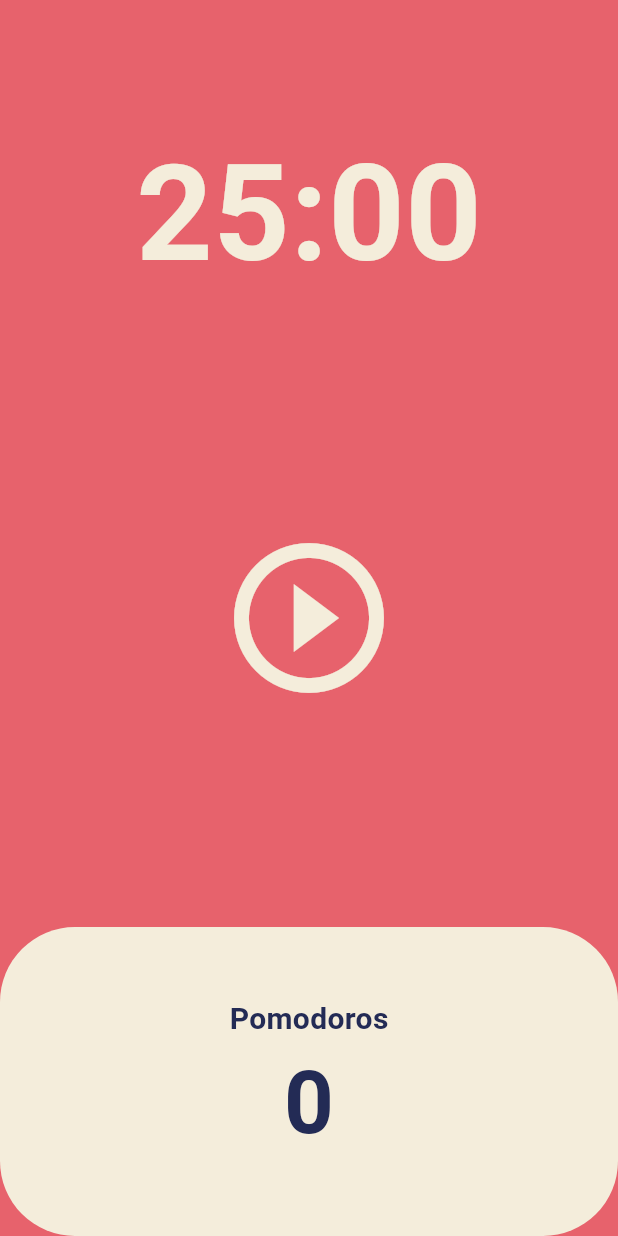
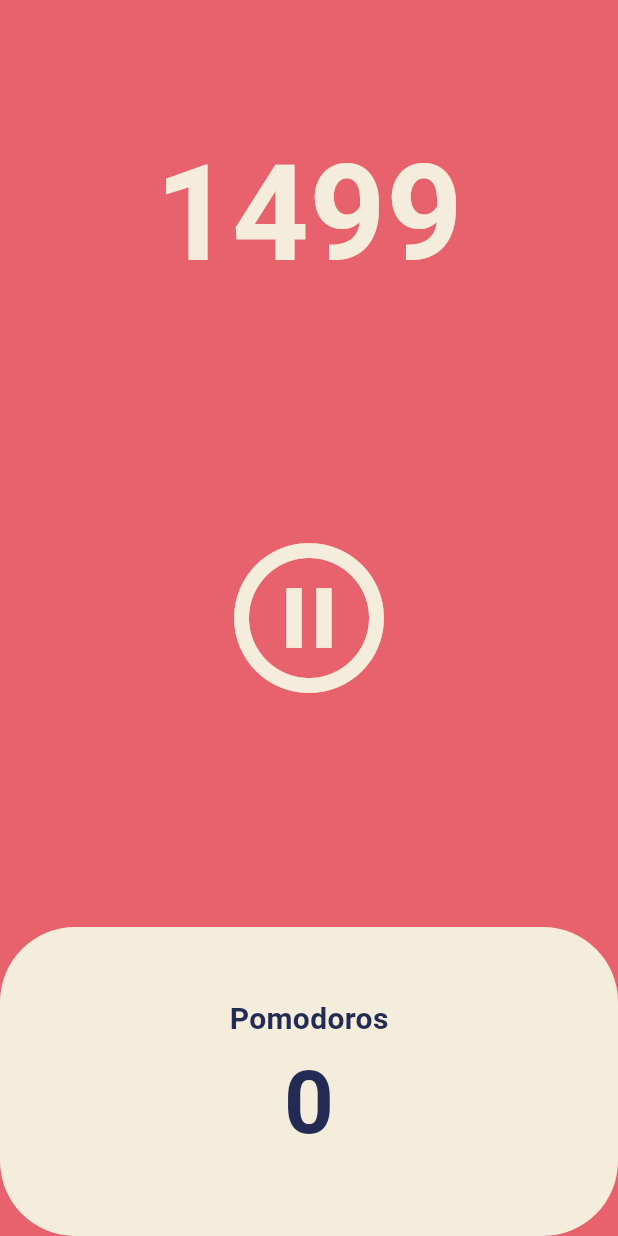
Before and after one commit to moztiq/nc-flutter-pomodoro, a Flutter app: the screen it shows after launch, after a tap on the "play circle outline" icon, on a phone screen of 412 x 824 dp. Run offline on Flutter 3.47's test engine with Material 3 defaults, Android fonts, the phone set to English and light mode, and no system bars.

Commit message:
pause play

```diff
--- a/lib/screens/home_screen.dart
+++ b/lib/screens/home_screen.dart
@@ -11,17 +11,27 @@
 
 class _HomeScreenState extends State<HomeScreen> {
   int totalSeconds = 1500;
+  bool isRunning = false;
   late Timer timer;
 
   void onTick(Timer timer) {
     setState(() {
       totalSeconds = totalSeconds - 1;
-      print(totalSeconds);
     });
   }
 
   void onStartPressed() {
-    Timer.periodic(Duration(seconds: 1), onTick);
+    setState(() {
+      isRunning = true;
+      timer = Timer.periodic(const Duration(seconds: 1), onTick);
+    });
+  }
+
+  void onPausePressed() {
+    setState(() {
+      isRunning = false;
+      timer.cancel();
+    });
   }
 
   @override
@@ -35,7 +45,7 @@
             child: Container(
               alignment: Alignment.bottomCenter,
               child: Text(
-                '25:00',
+                '$totalSeconds', //'25:00',
                 style: TextStyle(
                   fontSize: 89,
                   fontWeight: FontWeight.w600,
@@ -50,10 +60,14 @@
               child: IconButton(
                 iconSize: 120,
                 color: Theme.of(context).cardColor,
-                icon: const Icon(
-                  Icons.play_circle_outline,
-                ),
-                onPressed: onStartPressed,
+                icon: isRunning
+                    ? const Icon(
+                        Icons.pause_circle_outline,
+                      )
+                    : const Icon(
+                        Icons.play_circle_outline,
+                      ),
+                onPressed: isRunning ? onPausePressed : onStartPressed,
               ),
             ),
           ),
```
